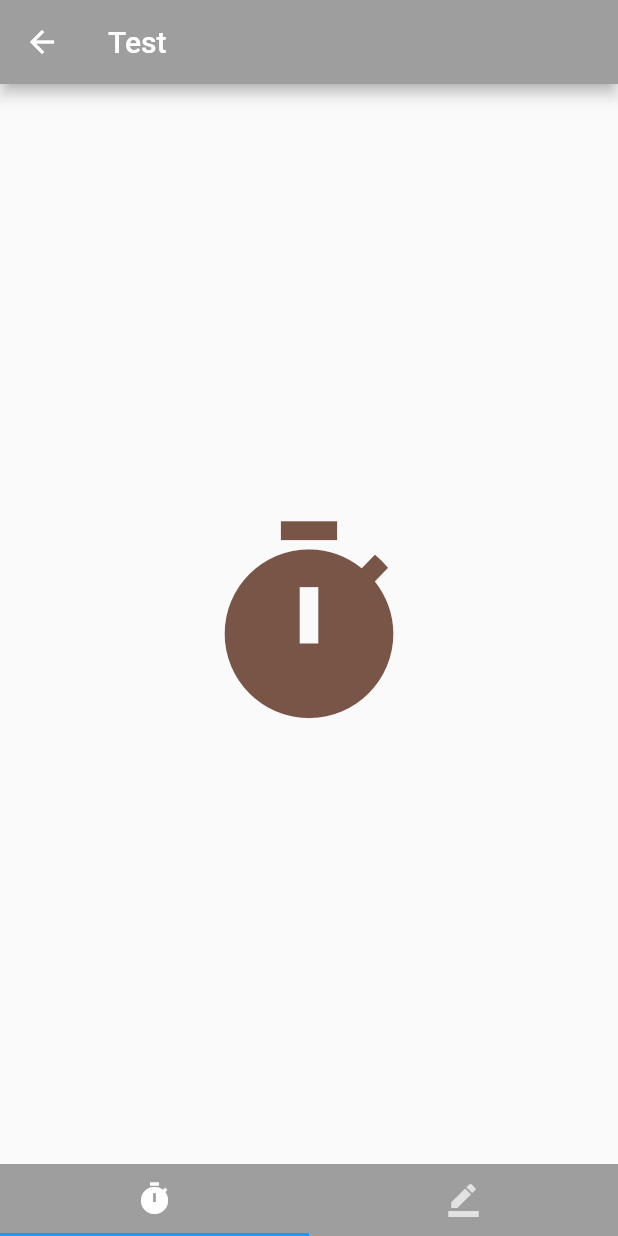
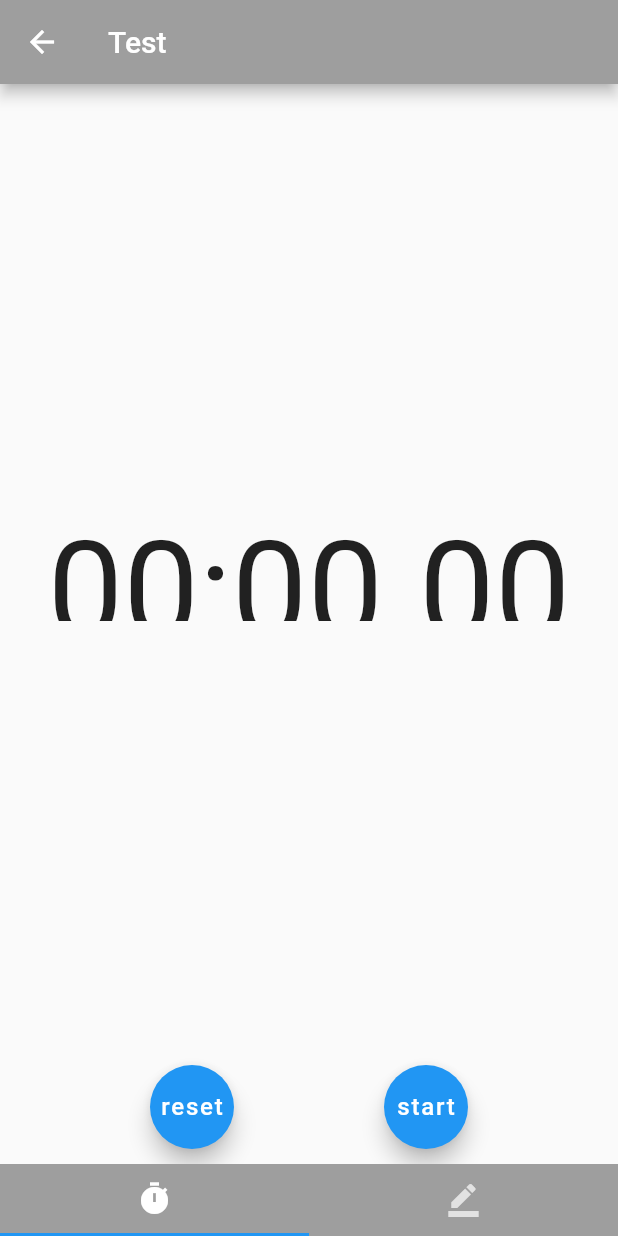
Before and after one commit to SimpleRick44/MetaTime, a Flutter app: the screen it shows after launch, in the side drawer, after a tap on "Zeit erfassen", on a phone screen of 412 x 824 dp. Run offline on Flutter 3.47's test engine with Material 2 defaults, Android fonts, the phone set to English and light mode, and no system bars; network calls fail; Roboto replaces fonts that are missing (Bebas Neue).

```diff
--- a/lib/pages/home_page.dart
+++ b/lib/pages/home_page.dart
@@ -1,6 +1,5 @@
 import 'package:flutter/material.dart';
 import './navigationsbar_page.dart';
-import './zeitauto_page.dart';
 import './erfasstezeiten_page.dart';
 class HomePage extends StatefulWidget {
   @override
--- a/lib/pages/navigationsbar_page.dart
+++ b/lib/pages/navigationsbar_page.dart
@@ -45,7 +45,7 @@ class MyTabsState extends State<MyTabs> with SingleTickerProviderStateMixin {
       body: new TabBarView(
         controller: controller,
         children: <Widget>[
-           new auto.Auto(),
+           new auto.TimerPage(),
            new manu.Manu(),
         ]
       )
--- a/lib/pages/zeitauto_page.dart
+++ b/lib/pages/zeitauto_page.dart
@@ -1,11 +1,220 @@
 import 'package:flutter/material.dart';
-class Auto extends StatelessWidget {
+import 'dart:async';
+
+class ElapsedTime {
+  final int hundreds;
+  final int seconds;
+  final int minutes;
+
+  ElapsedTime({
+    this.hundreds,
+    this.seconds,
+    this.minutes,
+  });
+}
+
+class Dependencies {
+
+  final List<ValueChanged<ElapsedTime>> timerListeners = <ValueChanged<ElapsedTime>>[];
+  final TextStyle textStyle = const TextStyle(fontSize: 90.0, fontFamily: "Bebas Neue");
+  final Stopwatch stopwatch = new Stopwatch();
+  final int timerMillisecondsRefreshRate = 30;
+}
+
+class TimerPage extends StatefulWidget {
+  TimerPage({Key key}) : super(key: key);
+
+  TimerPageState createState() => new TimerPageState();
+}
+
+class TimerPageState extends State<TimerPage> {
+  final Dependencies dependencies = new Dependencies();
+
+  void leftButtonPressed() {
+    setState(() {
+      if (dependencies.stopwatch.isRunning) {
+        print("${dependencies.stopwatch.elapsedMilliseconds}");
+      } else {
+        dependencies.stopwatch.reset();
+      }
+    });
+  }
+
+  void rightButtonPressed() {
+    setState(() {
+      if (dependencies.stopwatch.isRunning) {
+        dependencies.stopwatch.stop();
+      } else {
+        dependencies.stopwatch.start();
+      }
+    });
+  }
+
+  Widget buildFloatingButton(String text, VoidCallback callback) {
+    TextStyle roundTextStyle = const TextStyle(fontSize: 16.0, color: Colors.white);
+    return new FloatingActionButton(
+      child: new Text(text, style: roundTextStyle),
+      onPressed: callback);
+  }
+
   @override
   Widget build(BuildContext context) {
-    return new Container(
-      child: new Center(
-        child: new Icon(Icons.timer, size: 150.0, color: Colors.brown)
-      )
+    return new Column(
+      crossAxisAlignment: CrossAxisAlignment.stretch,
+      children: <Widget>[
+        new Expanded(
+          child: new TimerText(dependencies: dependencies),
+        ),
+        new Expanded(
+          flex: 0,
+          child: new Padding(
+            padding: const EdgeInsets.symmetric(vertical: 10.0),
+            child: new Row(
+              mainAxisAlignment: MainAxisAlignment.spaceEvenly,
+              children: <Widget>[
+                buildFloatingButton(dependencies.stopwatch.isRunning ? "lap" : "reset", leftButtonPressed),
+                buildFloatingButton(dependencies.stopwatch.isRunning ? "stop" : "start", rightButtonPressed),
+              ],
+            ),
+          ),
+        ),
+      ],
     );
   }
 }
+
+class TimerText extends StatefulWidget {
+  TimerText({this.dependencies});
+  final Dependencies dependencies;
+
+  TimerTextState createState() => new TimerTextState(dependencies: dependencies);
+}
+
+class TimerTextState extends State<TimerText> {
+  TimerTextState({this.dependencies});
+  final Dependencies dependencies;
+  Timer timer;
+  int milliseconds;
+
+  @override
+  void initState() {
+    timer = new Timer.periodic(new Duration(milliseconds: dependencies.timerMillisecondsRefreshRate), callback);
+    super.initState();
+  }
+
+  @override
+  void dispose() {
+    timer?.cancel();
+    timer = null;
+    super.dispose();
+  }
+
+  void callback(Timer timer) {
+    if (milliseconds != dependencies.stopwatch.elapsedMilliseconds) {
+      milliseconds = dependencies.stopwatch.elapsedMilliseconds;
+      final int hundreds = (milliseconds / 10).truncate();
+      final int seconds = (hundreds / 100).truncate();
+      final int minutes = (seconds / 60).truncate();
+      final ElapsedTime elapsedTime = new ElapsedTime(
+        hundreds: hundreds,
+        seconds: seconds,
+        minutes: minutes,
+      );
+      for (final listener in dependencies.timerListeners) {
+        listener(elapsedTime);
+      }
+    }
+  }
+
+  @override
+  Widget build(BuildContext context) {
+    return new Row(
+      mainAxisAlignment: MainAxisAlignment.center,
+      children: <Widget>[
+          new RepaintBoundary(
+            child: new SizedBox(
+              height: 72.0,
+              child: new MinutesAndSeconds(dependencies: dependencies),
+            ),
+          ),
+          new RepaintBoundary(
+            child: new SizedBox(
+              height: 72.0,
+              child: new Hundreds(dependencies: dependencies),
+            ),
+          ),
+      ],
+    );
+  }
+}
+
+class MinutesAndSeconds extends StatefulWidget {
+  MinutesAndSeconds({this.dependencies});
+  final Dependencies dependencies;
+
+  MinutesAndSecondsState createState() => new MinutesAndSecondsState(dependencies: dependencies);
+}
+
+class MinutesAndSecondsState extends State<MinutesAndSeconds> {
+  MinutesAndSecondsState({this.dependencies});
+  final Dependencies dependencies;
+
+  int minutes = 0;
+  int seconds = 0;
+
+  @override
+  void initState() {
+    dependencies.timerListeners.add(onTick);
+    super.initState();
+  }
+
+  void onTick(ElapsedTime elapsed) {
+    if (elapsed.minutes != minutes || elapsed.seconds != seconds) {
+      setState(() {
+        minutes = elapsed.minutes;
+        seconds = elapsed.seconds;
+      });
+    }
+  }
+
+  @override
+  Widget build(BuildContext context) {
+    String minutesStr = (minutes % 60).toString().padLeft(2, '0');
+    String secondsStr = (seconds % 60).toString().padLeft(2, '0');
+    return new Text('$minutesStr:$secondsStr.', style: dependencies.textStyle);
+  }
+}
+
+class Hundreds extends StatefulWidget {
+  Hundreds({this.dependencies});
+  final Dependencies dependencies;
+
+  HundredsState createState() => new HundredsState(dependencies: dependencies);
+}
+
+class HundredsState extends State<Hundreds> {
+  HundredsState({this.dependencies});
+  final Dependencies dependencies;
+
+  int hundreds = 0;
+
+  @override
+  void initState() {
+    dependencies.timerListeners.add(onTick);
+    super.initState();
+  }
+
+  void onTick(ElapsedTime elapsed) {
+    if (elapsed.hundreds != hundreds) {
+      setState(() {
+        hundreds = elapsed.hundreds;
+      });
+    }
+  }
+
+  @override
+  Widget build(BuildContext context) {
+    String hundredsStr = (hundreds % 100).toString().padLeft(2, '0');
+    return new Text(hundredsStr, style: dependencies.textStyle);
+  }
+}
```
